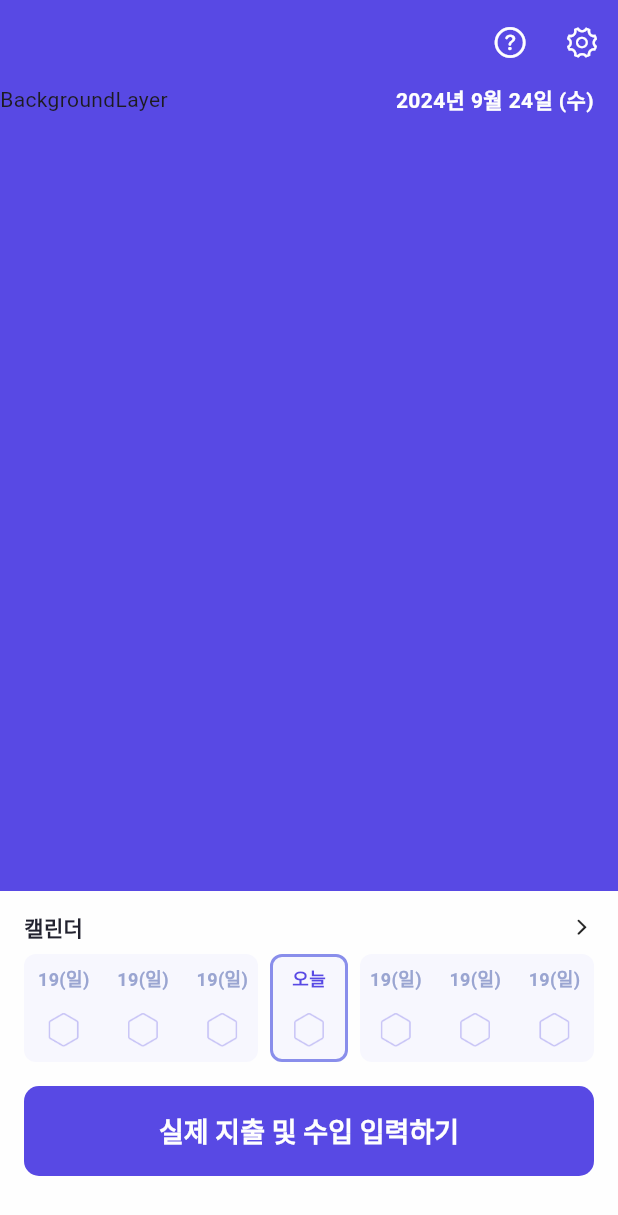
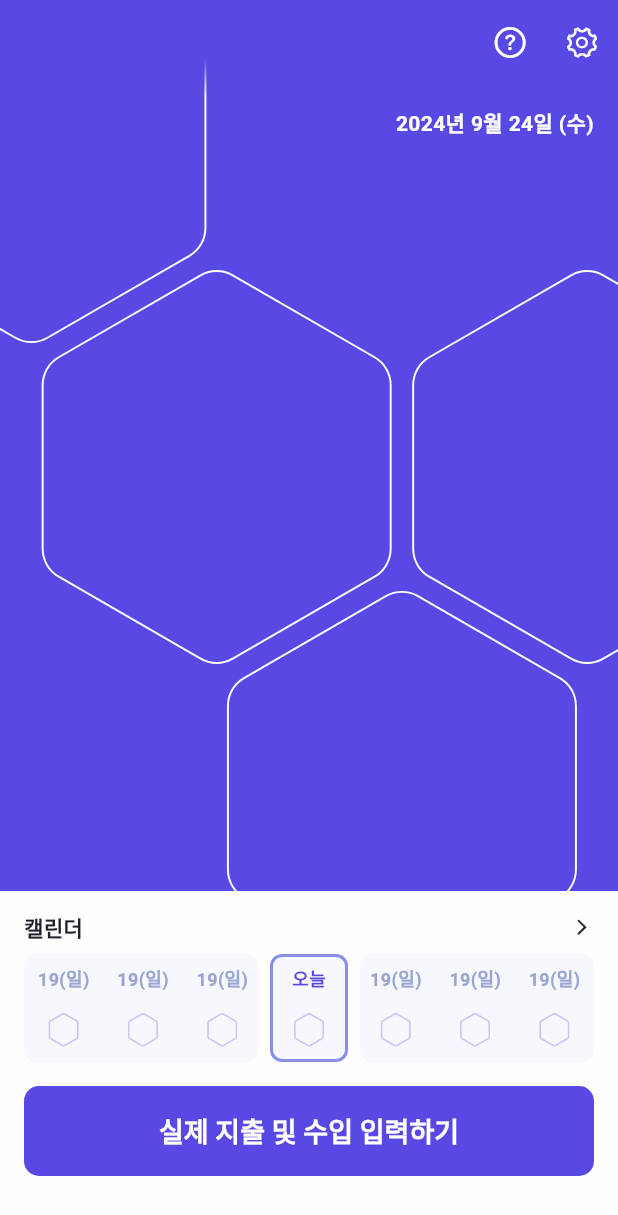
Before and after one commit to Monfi98/Harubee-AOS, a Flutter app: the screen it shows after launch, on a phone screen of 412 x 824 dp. Shown: the top 1215 px of the screen. Run offline on Flutter 3.47's test engine with Material 3 defaults, Android fonts, the phone set to English and light mode, and no system bars; Roboto replaces fonts that are missing (Pretendard).

Commit message:
TodayView 육각형 배치

```diff
--- a/lib/app/my_app.dart
+++ b/lib/app/my_app.dart
@@ -1,5 +1,5 @@
 import 'package:flutter/material.dart';
-import 'package:harubee/presentation/today/today_view.dart';
+import 'package:harubee/presentation/today/views/today_view.dart';
 
 class MyApp extends StatelessWidget {
   const MyApp({super.key});
--- a/lib/presentation/today/today_view.dart
+++ b/lib/presentation/today/views/today_view.dart
@@ -1,7 +1,10 @@
 import 'package:flutter/material.dart';
 import 'package:flutter/cupertino.dart';
+import 'dart:math';
+
 import 'package:harubee/design_system/colors/harubee_color.dart';
 import 'package:harubee/design_system/images/harubee_image.dart';
+import 'package:harubee/presentation/today/widgets/rounded_hexagon_painter.dart';
 
 // * TodayView
 class TodayView extends StatelessWidget {
@@ -15,6 +18,7 @@ class TodayView extends StatelessWidget {
         : Appearance.light;
 
     return Scaffold(
+      extendBodyBehindAppBar: true,
       backgroundColor: HarubeeColor.mainPrimary(mode),
       appBar: AppBar(
         backgroundColor: Colors.transparent,
@@ -46,7 +50,106 @@ class BackgroundLayer extends StatelessWidget {
 
   @override
   Widget build(BuildContext context) {
-    return Container(width: double.infinity, child: Text("BackgroundLayer"));
+    // TODO: Provider 도입
+    final mode = Theme.of(context).brightness == Brightness.dark
+        ? Appearance.dark
+        : Appearance.light;
+
+    return Stack(
+      children: [
+        Honeycomb(),
+        Container(
+          height: 64,
+          width: double.infinity,
+          decoration: BoxDecoration(
+            gradient: LinearGradient(
+              begin: Alignment.topCenter,
+              end: Alignment.bottomCenter,
+              colors: [
+                HarubeeColor.mainPrimary(mode),
+                HarubeeColor.mainPrimary(mode).withAlpha(0), // 끝 색상
+              ],
+              stops: [0.6, 1],
+            ),
+          ),
+        ),
+      ],
+    );
+  }
+}
+
+// * Honeycomb
+class Honeycomb extends StatelessWidget {
+  const Honeycomb({super.key});
+
+  @override
+  Widget build(BuildContext context) {
+    // TODO: Provider 도입
+    final mode = Theme.of(context).brightness == Brightness.dark
+        ? Appearance.dark
+        : Appearance.light;
+    final screenWidth = MediaQuery.of(context).size.width;
+
+    // 육각형 사이의 여백
+    final spacing = 15.0;
+    // 가운데 육각형 기준 왼쪽 여백
+    final leftPadding = 32;
+
+    // 육각형의 넓이
+    final cos30 = cos(30 * pi / 180);
+    final hexagonWidth = (screenWidth - leftPadding * 2) * 8 / 9 * cos30;
+    final defaultSpacing = (hexagonWidth - hexagonWidth * cos30);
+
+    final invisibleIndex = [(0, 1), (2, 0)];
+
+    return SingleChildScrollView(
+      scrollDirection: Axis.horizontal,
+      physics: const NeverScrollableScrollPhysics(),
+      child: Transform.translate(
+        offset: Offset(
+          defaultSpacing * 2 - spacing / 2 - hexagonWidth / 2 + leftPadding,
+          -20, // TODO 계산해야함
+        ),
+        child: Column(
+          children: List.generate(3, (colIndex) {
+            return Transform.translate(
+              offset: Offset(
+                colIndex.isOdd
+                    ? (hexagonWidth + spacing - defaultSpacing) / 2
+                    : 0,
+                0,
+              ),
+              child: Row(
+                children: List.generate(2, (rowIndex) {
+                  return Transform.rotate(
+                    angle: pi / 2,
+                    child: Transform.translate(
+                      offset: Offset(0, (hexagonWidth + spacing) * (1 - cos30)),
+                      child: CustomPaint(
+                        size: Size(
+                          hexagonWidth + spacing - defaultSpacing,
+                          (hexagonWidth + spacing - defaultSpacing) * cos30,
+                        ),
+                        painter: RoundedHexagonPainter(
+                          borderRadius: hexagonWidth * 0.08,
+                          width: hexagonWidth,
+                          color: Colors.transparent,
+                          borderWidth: 1.3,
+                          borderColor:
+                              invisibleIndex.contains((colIndex, rowIndex))
+                              ? Colors.transparent
+                              : HarubeeColor.hivePrimary(mode),
+                        ),
+                      ),
+                    ),
+                  );
+                }),
+              ),
+            );
+          }),
+        ),
+      ),
+    );
   }
 }
 
@@ -56,12 +159,18 @@ class ForegroundLayer extends StatelessWidget {
 
   @override
   Widget build(BuildContext context) {
+    final statusBarHeight = 15.0;
+    final appBarHeight = AppBar().preferredSize.height;
+
     return Column(
       mainAxisAlignment: MainAxisAlignment.spaceBetween,
       crossAxisAlignment: CrossAxisAlignment.stretch,
       children: [
         Padding(
-          padding: const EdgeInsets.only(right: 16),
+          padding: EdgeInsets.only(
+            right: 16,
+            top: statusBarHeight + appBarHeight,
+          ),
           child: Text(
             "2024년 9월 24일 (수)",
             textAlign: TextAlign.right,
@@ -139,7 +248,7 @@ class StreakCalendar extends StatelessWidget {
 
   @override
   Widget build(BuildContext context) {
-    // TODO: Provider
+    // TODO: Provider 도입
     final mode = Theme.of(context).brightness == Brightness.dark
         ? Appearance.dark
         : Appearance.light;
--- /dev/null
+++ b/lib/presentation/today/widgets/rounded_hexagon_painter.dart
@@ -0,0 +1,78 @@
+import 'package:flutter/material.dart';
+import 'dart:math';
+
+class RoundedHexagonPainter extends CustomPainter {
+  final double width;
+  final double borderRadius;
+  final Color color;
+
+  final double? borderWidth;
+  final Color? borderColor;
+
+  const RoundedHexagonPainter({
+    required this.width,
+    required this.borderRadius,
+    required this.color,
+    this.borderWidth,
+    this.borderColor,
+  });
+
+  @override
+  void paint(Canvas canvas, Size size) {
+    final radius = width / 2;
+    final center = Offset(width / 2, width / 2);
+    const angle = (pi * 2) / 6;
+    Paint paint = Paint()
+      ..color = color
+      ..style = PaintingStyle.fill;
+
+    final path = Path();
+    Offset? prevEnd;
+
+    for (int i = 0; i < 6; i++) {
+      final currAngle = angle * i;
+      final r = borderRadius;
+      final d = 2 * sqrt(3.0) * r / 3;
+      final currX = radius * cos(currAngle) + center.dx;
+      final currY = radius * sin(currAngle) + center.dy;
+      final dx = d * cos(currAngle + pi) + currX;
+      final dy = d * sin(currAngle + pi) + currY;
+      final oval = Rect.fromCircle(center: Offset(dx, dy), radius: r);
+
+      final arcStartAngle = currAngle - pi / 6;
+      final arcEndAngle = currAngle + pi / 6;
+
+      final arcStartX = dx + r * cos(arcStartAngle);
+      final arcStartY = dy + r * sin(arcStartAngle);
+      final arcEndX = dx + r * cos(arcEndAngle);
+      final arcEndY = dy + r * sin(arcEndAngle);
+
+      final arcStart = Offset(arcStartX, arcStartY);
+      final arcEnd = Offset(arcEndX, arcEndY);
+
+      if (prevEnd == null) {
+        path.moveTo(arcStart.dx, arcStart.dy);
+      } else {
+        path.lineTo(arcStart.dx, arcStart.dy);
+      }
+
+      path.arcTo(oval, arcStartAngle, pi / 3, false);
+      prevEnd = arcEnd;
+    }
+
+    path.close();
+
+    canvas.drawPath(path, paint);
+
+    if (borderColor != null && borderWidth != null) {
+      final borderPaint = Paint()
+        ..color = borderColor!
+        ..style = PaintingStyle.stroke
+        ..strokeWidth = borderWidth!;
+      canvas.drawPath(path, borderPaint);
+    }
+  }
+
+  @override
+  bool shouldRepaint(CustomPainter oldDelegate) => false;
+}
```
